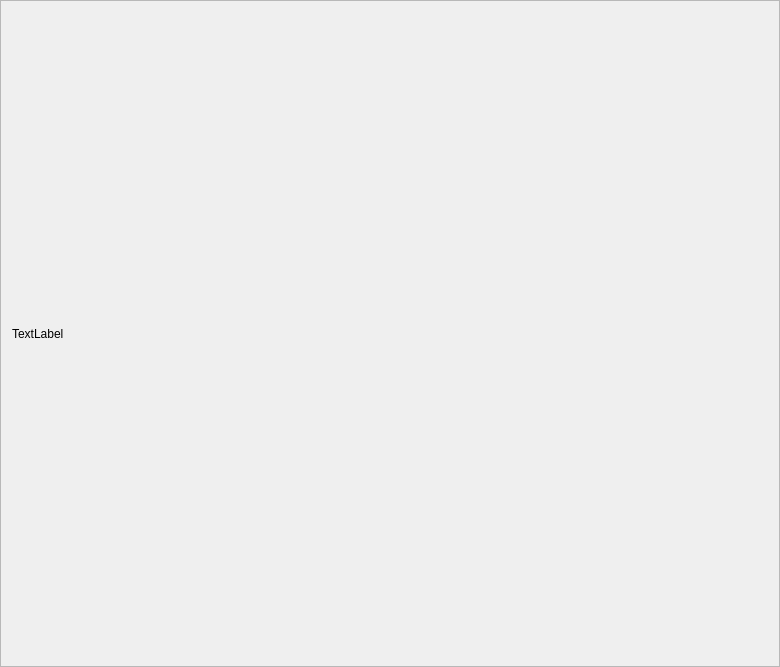
Qt form hexview/hexview.ui (williballenthin/python-pyqt5-hexview) before a commit.
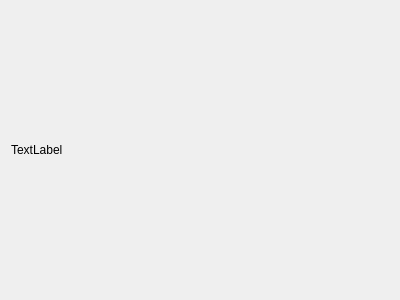
The same form after that commit.

Commit message:
hexview: standalone script entrypoint, no magic file
closes #1. closes #2.

```diff
--- a/hexview/hexview.ui
+++ b/hexview/hexview.ui
@@ -1,29 +1,17 @@
 <?xml version="1.0" encoding="UTF-8"?>
 <ui version="4.0">
- <class>Frame</class>
- <widget class="QFrame" name="Frame">
+ <class>Form</class>
+ <widget class="QWidget" name="Form">
   <property name="geometry">
    <rect>
     <x>0</x>
     <y>0</y>
-    <width>780</width>
-    <height>667</height>
+    <width>400</width>
+    <height>300</height>
    </rect>
   </property>
-  <property name="sizePolicy">
-   <sizepolicy hsizetype="Fixed" vsizetype="Preferred">
-    <horstretch>0</horstretch>
-    <verstretch>0</verstretch>
-   </sizepolicy>
-  </property>
   <property name="windowTitle">
-   <string>Frame</string>
-  </property>
-  <property name="frameShape">
-   <enum>QFrame::StyledPanel</enum>
-  </property>
-  <property name="frameShadow">
-   <enum>QFrame::Raised</enum>
+   <string>Form</string>
   </property>
   <layout class="QVBoxLayout" name="verticalLayout">
    <item>
```
The commit also changes 4 other files.
